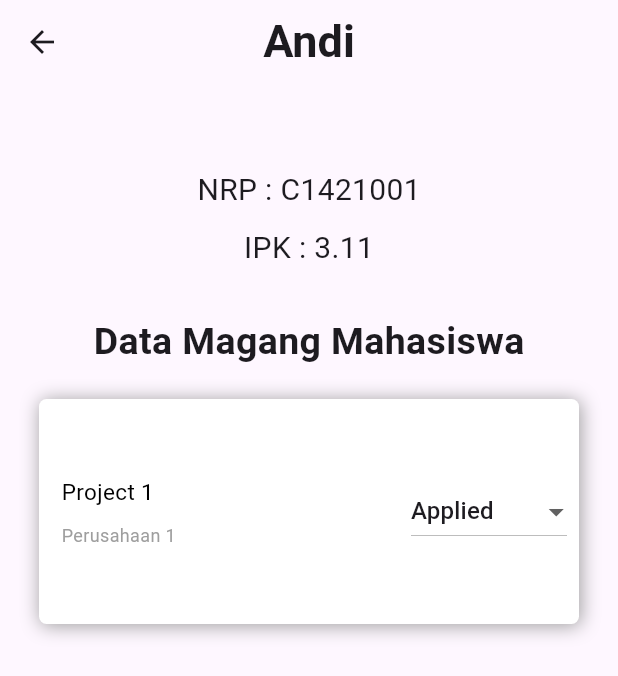
After one commit to Proxima11/Project-AMBW, a Flutter app: the MahasiswaTabAdmin screen opened directly, after a tap on "Edit Status", on a phone screen of 412 x 824 dp. The commit adds this screen. Shown: the top 676 px of the screen. Run offline on Flutter 3.47's test engine with Material 3 defaults, Android fonts, the phone set to English and light mode, and no system bars; our stand-ins replace auto_size_text, dropdown_button2, file_picker; missing offline and left inert: flutter_dropzone.

Commit message:
admin (update detail data mahasiswa)

```diff
--- /dev/null
+++ b/aplikasi_magang/lib/admin/detailmahasiswa_admin.dart
@@ -0,0 +1,109 @@
+import 'package:flutter/material.dart';
+import 'package:aplikasi_magang/admin/tawarancard_admin.dart';
+
+class DetailmahasiswaAdmin extends StatefulWidget {
+  final String profilePicture;
+  final String nama;
+  final String nrp;
+  final String indexScore;
+
+  DetailmahasiswaAdmin({
+    required this.profilePicture,
+    required this.nama,
+    required this.nrp,
+    required this.indexScore,
+    super.key,
+  });
+
+  @override
+  _DetailmahasiswaAdminState createState() => _DetailmahasiswaAdminState();
+}
+
+class _DetailmahasiswaAdminState extends State<DetailmahasiswaAdmin> {
+  List<List<String>> _datamagang = [
+    ["C1421001", "Project 1", "Perusahaan 1", "1"],
+    ["C1421002", "Project 2", "Perusahaan 2", "2"],
+    ["C1421010", "Project 3", "Perusahaan 3", "1"],
+    ["C1421015", "Project 4", "Perusahaan 4", "4"],
+  ];
+
+  List<List<String>> getFilteredData() {
+    return _datamagang.where((data) => data[0] == widget.nrp).toList();
+  }
+
+  @override
+  Widget build(BuildContext context) {
+    List<List<String>> filteredData = getFilteredData();
+
+    return Scaffold(
+      appBar: AppBar(
+        title: Text(
+          widget.nama,
+          style: const TextStyle(fontSize: 30, fontWeight: FontWeight.bold),
+        ),
+        centerTitle: true,
+      ),
+      body: Center(
+        child: Padding(
+          padding: const EdgeInsets.all(16.0),
+          child: Column(
+            crossAxisAlignment: CrossAxisAlignment.center,
+            children: [
+              const SizedBox(height: 40),
+              Text(
+                'NRP : ${widget.nrp}',
+                style: const TextStyle(fontSize: 20),
+              ),
+              const SizedBox(height: 10),
+              Text(
+                'IPK : ${widget.indexScore}',
+                style: const TextStyle(fontSize: 20),
+              ),
+              const SizedBox(height: 30),
+              const Text(
+                'Data Magang Mahasiswa',
+                style: TextStyle(fontSize: 25, fontWeight: FontWeight.bold),
+              ),
+              const SizedBox(height: 10),
+              Expanded(
+                child: ListView.builder(
+                  itemCount: filteredData.length,
+                  itemBuilder: (context, index) {
+                    return TawaranCardAdmin(
+                      nrp: filteredData[index][0],
+                      namaProject: filteredData[index][1],
+                      namaPerusahaan: filteredData[index][2],
+                      status: filteredData[index][3],
+                      onStatusChanged: (newValue) {
+                        setState(() {
+                          _datamagang[index][3] = getStatusValue(newValue);
+                        });
+                      },
+                    );
+                  },
+                ),
+              ),
+            ],
+          ),
+        ),
+      ),
+    );
+  }
+
+  String getStatusValue(String text) {
+    switch (text) {
+      case 'Applied':
+        return '1';
+      case 'Interviewed':
+        return '2';
+      case 'Approved':
+        return '3';
+      case 'Rejected':
+        return '4';
+      case 'Canceled':
+        return '5';
+      default:
+        return 'Unknown';
+    }
+  }
+}
--- a/aplikasi_magang/lib/admin/homepage_admin.dart
+++ b/aplikasi_magang/lib/admin/homepage_admin.dart
@@ -13,7 +13,7 @@ class HomePageAdmin extends StatelessWidget {
             padding: EdgeInsets.all(16.0),
             child: Row(
               children: [
-                Icon(Icons.account_circle),
+                Icon(Icons.account_circle), // Profile icon
                 SizedBox(width: 8),
                 Text(
                   'Welcome, Admin',
--- a/aplikasi_magang/lib/admin/mahasiswacard_admin.dart
+++ b/aplikasi_magang/lib/admin/mahasiswacard_admin.dart
@@ -1,3 +1,4 @@
+import 'package:aplikasi_magang/admin/detailmahasiswa_admin.dart';
 import 'package:flutter/material.dart';
 
 class MahasiswaCard extends StatelessWidget {
@@ -43,8 +44,7 @@ class MahasiswaCard extends StatelessWidget {
                 flex: 1,
                 child: Container(
                   height: 150,
-                  color: Colors.blue,
-                  child: Align(
+                  child: const Align(
                     alignment: Alignment.center,
                     child: Text("Profile")
                   ),
@@ -57,7 +57,6 @@ class MahasiswaCard extends StatelessWidget {
                     Expanded(
                       flex: 2,
                       child: Container(
-                        color: Colors.yellow,
                         child: Row(
                           mainAxisAlignment: MainAxisAlignment.spaceBetween,
                           crossAxisAlignment: CrossAxisAlignment.center,
@@ -68,19 +67,35 @@ class MahasiswaCard extends StatelessWidget {
                                 mainAxisAlignment: MainAxisAlignment.spaceEvenly,
                                 crossAxisAlignment: CrossAxisAlignment.start,
                                 children: [
-                                  Text(nama, style: TextStyle(fontSize: 16),),
-                                  Text(nrp, style: TextStyle(fontSize: 12),),
+                                  Text(nama, style: const TextStyle(fontSize: 16),),
+                                  Text(nrp, style: const TextStyle(fontSize: 12),),
                                 ],
                               ),
                             ),
-                            Text("index : "+indexScore),
+                            Text("index : $indexScore"),
                           ],
                         ),
                       ),
                     ),
                     Expanded(
                       flex: 1,
-                      child: Align(alignment: Alignment.center,child: Text("Button")),
+                      child: SizedBox(
+                        width: double.infinity,
+                        child: TextButton(
+                          onPressed: (){
+                            Navigator.push(
+                              context,
+                              MaterialPageRoute(
+                                builder: (context) => DetailmahasiswaAdmin(
+                                  profilePicture: profilePicture, nama: nama, nrp: nrp, indexScore: indexScore
+                                ),
+                              ),
+                            );
+                            //DetailmahasiswaAdmin(profilePicture: profilePicture, nama: nama, nrp: nrp, indexScore: indexScore);
+                          },
+                          child: const Text("Edit Status"),
+                        ),
+                      ),
                     )
                   ],
                 ),
@@ -90,79 +105,5 @@ class MahasiswaCard extends StatelessWidget {
         ),
       ),
     );
-    // return Padding(
-    //   padding: const EdgeInsets.all(8.0),
-    //   child: Container(
-    //     width: 180,
-    //     height: 200,
-    //     decoration: BoxDecoration(
-    //       color: Colors.white,
-    //       borderRadius: BorderRadius.circular(5),
-    //       boxShadow: const [
-    //         BoxShadow(
-    //           color: Colors.grey,
-    //           offset: Offset(1.0, 1.0),
-    //           blurRadius: 10.0,
-    //           spreadRadius: 0.1,
-    //         ),
-    //       ],
-    //     ),
-    //     child: Column(
-    //       crossAxisAlignment: CrossAxisAlignment.start,
-    //       children: [
-    //         Expanded(
-    //           flex: 3,
-    //           child: Container(
-    //             decoration: BoxDecoration(
-    //               image: DecorationImage(
-    //                 image: AssetImage(profilePicture),
-    //                 fit: BoxFit.cover,
-    //               ),
-    //             ),
-    //           ),
-    //         ),
-    //         Expanded(
-    //           flex: 2,
-    //           child: Column(
-    //             crossAxisAlignment: CrossAxisAlignment.start,
-    //             mainAxisAlignment: MainAxisAlignment.end,
-    //             children: [
-    //               Padding(
-    //                 padding: const EdgeInsets.only(left: 5, bottom: 5),
-    //                 child: Text(
-    //                   nama,
-    //                   style: const TextStyle(
-    //                     fontWeight: FontWeight.w700,
-    //                     fontSize: 15,
-    //                   ),
-    //                 ),
-    //               ),
-    //               Padding(
-    //                 padding: const EdgeInsets.only(left: 5, bottom: 5),
-    //                 child: Text(
-    //                   nrp,
-    //                   style: const TextStyle(
-    //                     fontWeight: FontWeight.w700,
-    //                     fontSize: 12,
-    //                   ),
-    //                 ),
-    //               ),
-    //               Padding(
-    //                 padding: const EdgeInsets.only(left: 5, bottom: 5),
-    //                 child: Text(
-    //                   indexScore,
-    //                   style: const TextStyle(
-    //                     fontWeight: FontWeight.w700,
-    //                     fontSize: 12,
-    //                   ),
-    //                 ),
-    //               ),
-    //             ],
-    //           ),
-    //         ),
-    //       ],
-    //     ),
-    //   ),
-    // );
   }
 }
--- a/aplikasi_magang/lib/admin/mahasiswatab_admin.dart
+++ b/aplikasi_magang/lib/admin/mahasiswatab_admin.dart
@@ -47,7 +47,7 @@ class _MahasiswaTabAdminState extends State<MahasiswaTabAdmin> {
   Widget build(BuildContext context) {
     return Scaffold(
       appBar: AppBar(
-        title: Text('Mahasiswa Admin'),
+        title: Center(child: Text('Data Mahasiswa')),
         bottom: PreferredSize(
           preferredSize: Size.fromHeight(kToolbarHeight),
           child: Padding(
--- /dev/null
+++ b/aplikasi_magang/lib/admin/tawarancard_admin.dart
@@ -0,0 +1,108 @@
+import 'package:flutter/material.dart';
+
+class TawaranCardAdmin extends StatelessWidget {
+  final String nrp;
+  final String namaProject;
+  final String namaPerusahaan;
+  final String status;
+  final ValueChanged<String> onStatusChanged; // Callback function
+
+  const TawaranCardAdmin({
+    required this.nrp,
+    required this.namaProject,
+    required this.namaPerusahaan,
+    required this.status,
+    required this.onStatusChanged, // Callback function required
+    super.key,
+  });
+
+  @override
+  Widget build(BuildContext context) {
+    String dropdownValue = getStatusText(); // Helper function to get dropdown value
+
+    return Padding(
+      padding: const EdgeInsets.all(10.0),
+      child: Container(
+        alignment: Alignment.center,
+        width: 400,
+        height: 150,
+        decoration: BoxDecoration(
+          color: Colors.white,
+          borderRadius: BorderRadius.circular(5),
+          boxShadow: const [
+            BoxShadow(
+              color: Colors.grey,
+              offset: Offset(1.0, 1.0),
+              blurRadius: 10.0,
+              spreadRadius: 0.1,
+            ),
+          ],
+        ),
+        child: Row(
+          children: [
+            Expanded(
+              flex: 2,
+              child: Column(
+                mainAxisAlignment: MainAxisAlignment.center,
+                crossAxisAlignment: CrossAxisAlignment.start,
+                children: [
+                  Padding(
+                    padding: const EdgeInsets.only(left: 15.0),
+                    child: Text(namaProject, style: TextStyle(fontSize: 15, color: Colors.black)),
+                  ),
+                  SizedBox(height: 10),
+                  Padding(
+                    padding: const EdgeInsets.only(left: 15.0),
+                    child: Text(namaPerusahaan, style: TextStyle(fontSize: 12, color: Colors.grey)),
+                  ),
+                ],
+              ),
+            ),
+            Expanded(
+              flex: 1,
+              child: Padding(
+                padding: const EdgeInsets.symmetric(horizontal: 8.0),
+                child: DropdownButton<String>(
+                  value: dropdownValue,
+                  onChanged: (String? newValue) {
+                    // Call the callback function with the new value
+                    onStatusChanged(newValue ?? ''); // Pass empty string as fallback
+                  },
+                  items: <String>[
+                    'Applied',
+                    'Interviewed',
+                    'Approved',
+                    'Rejected',
+                    'Canceled',
+                  ].map<DropdownMenuItem<String>>((String value) {
+                    return DropdownMenuItem<String>(
+                      value: value,
+                      child: Text(value),
+                    );
+                  }).toList(),
+                ),
+              ),
+            ),
+          ],
+        ),
+      ),
+    );
+  }
+
+  String getStatusText() {
+    switch (status) {
+      case '1':
+        return 'Applied';
+      case '2':
+        return 'Interviewed';
+      case '3':
+        return 'Approved';
+      case '4':
+        return 'Rejected';
+      case '5':
+        return 'Canceled';
+      default:
+        return 'Unknown';
+    }
+  }
+}
```
Also changed, not shown: aplikasi_magang/pubspec.lock.
